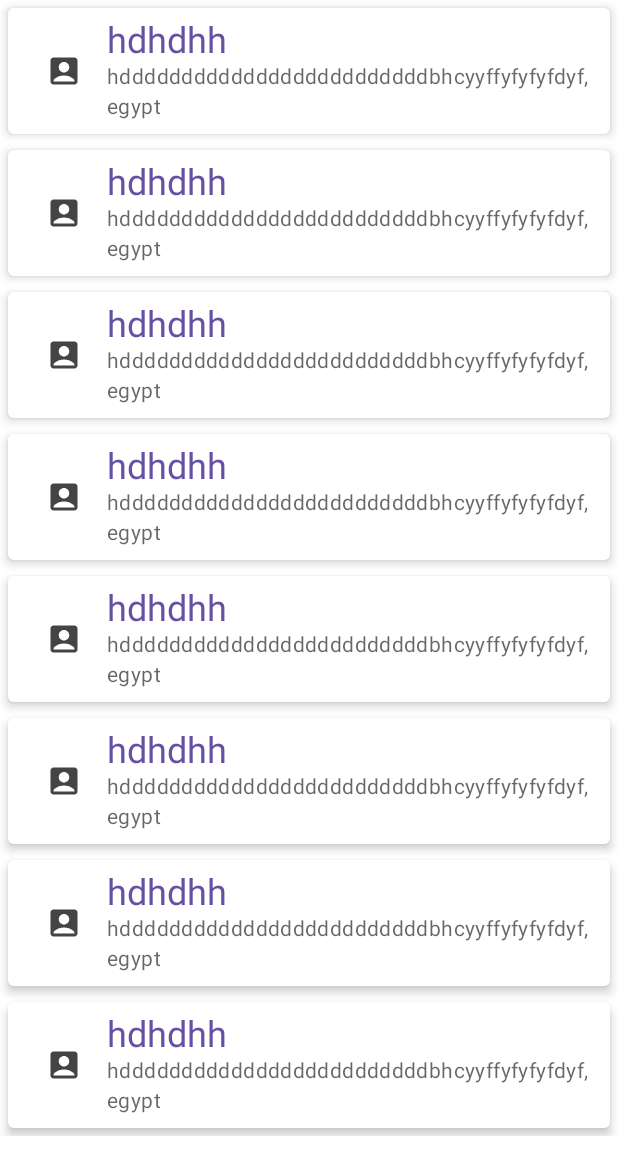
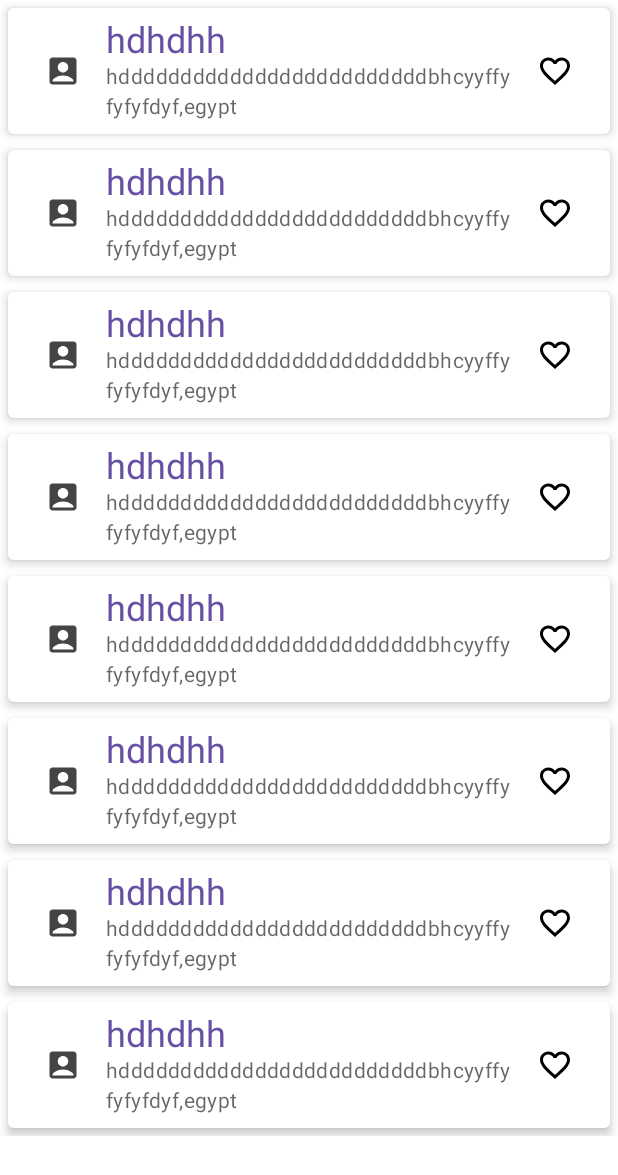
Before and after one commit to aseel222/Compose-Example, an Android app built with Jetpack Compose: the @Preview function previewscreen, on a phone screen of 412 x 824 dp. Shown: the top 1175 px of the screen. Run offline under Robolectric (Android 15) with nearby library versions, the phone set to English and light mode, and no system bars.

```diff
--- a/app/build.gradle.kts
+++ b/app/build.gradle.kts
@@ -59,6 +59,7 @@ dependencies {
     implementation("androidx.compose.ui:ui:1.5.3")
 
     implementation("androidx.compose.ui:ui-graphics:1.5.3")
+    implementation("androidx.lifecycle:lifecycle-viewmodel-compose:2.6.2")
     implementation("androidx.compose.ui:ui-tooling-preview:1.5.3")
     implementation("androidx.compose.material3:material3:1.1.2")
     implementation("androidx.compose.material:material-android:1.5.3")
--- a/app/src/main/java/com/example/jetpackcompose/Gym.kt
+++ b/app/src/main/java/com/example/jetpackcompose/Gym.kt
@@ -2,11 +2,11 @@ package com.example.jetpackcompose
 
 
 val listofgyms= listOf<Gym>(
-    Gym("hdhdhh","hdddddddddddddddddddddddddbhcyyffyfyfyfdyf,egypt"),
-    Gym("hdhdhh","hdddddddddddddddddddddddddbhcyyffyfyfyfdyf,egypt")
-    ,Gym("hdhdhh","hdddddddddddddddddddddddddbhcyyffyfyfyfdyf,egypt"), Gym("hdhdhh","hdddddddddddddddddddddddddbhcyyffyfyfyfdyf,egypt"),
-    Gym("hdhdhh","hdddddddddddddddddddddddddbhcyyffyfyfyfdyf,egypt"), Gym("hdhdhh","hdddddddddddddddddddddddddbhcyyffyfyfyfdyf,egypt"),
-    Gym("hdhdhh","hdddddddddddddddddddddddddbhcyyffyfyfyfdyf,egypt"), Gym("hdhdhh","hdddddddddddddddddddddddddbhcyyffyfyfyfdyf,egypt")
+    Gym(1,"hdhdhh","hdddddddddddddddddddddddddbhcyyffyfyfyfdyf,egypt"),
+    Gym(2,"hdhdhh","hdddddddddddddddddddddddddbhcyyffyfyfyfdyf,egypt")
+    ,Gym(3,"hdhdhh","hdddddddddddddddddddddddddbhcyyffyfyfyfdyf,egypt"), Gym(6,"hdhdhh","hdddddddddddddddddddddddddbhcyyffyfyfyfdyf,egypt"),
+    Gym(4,"hdhdhh","hdddddddddddddddddddddddddbhcyyffyfyfyfdyf,egypt"), Gym(7,"hdhdhh","hdddddddddddddddddddddddddbhcyyffyfyfyfdyf,egypt"),
+    Gym(5,"hdhdhh","hdddddddddddddddddddddddddbhcyyffyfyfyfdyf,egypt"), Gym(8,"hdhdhh","hdddddddddddddddddddddddddbhcyyffyfyfyfdyf,egypt")
 )
 
-data class Gym(val name:String,val place:String)
+data class Gym(val id:Int,val name:String,val place:String,var fav:Boolean=false)
--- /dev/null
+++ b/app/src/main/java/com/example/jetpackcompose/GymViewModel.kt
@@ -0,0 +1,21 @@
+package com.example.jetpackcompose
+
+import androidx.compose.runtime.getValue
+import androidx.compose.runtime.mutableStateOf
+import androidx.compose.runtime.saveable.rememberSaveable
+import androidx.compose.runtime.setValue
+import androidx.lifecycle.ViewModel
+
+class GymViewModel:ViewModel(){
+    var state =
+        mutableStateOf(getgyms())
+
+     private fun getgyms()= listofgyms
+    fun togglestate(gymid:Int){
+        val gyms=state.value.toMutableList()
+        val itemindex=gyms.indexOfFirst {it.id==gymid }
+        gyms[itemindex]=gyms[itemindex].copy(fav =!gyms[itemindex].fav)
+        state.value=gyms
+
+    }
+}
--- a/app/src/main/java/com/example/jetpackcompose/GymsScreen.kt
+++ b/app/src/main/java/com/example/jetpackcompose/GymsScreen.kt
@@ -1,11 +1,13 @@
 package com.example.jetpackcompose
 
 import androidx.compose.foundation.Image
+import androidx.compose.foundation.clickable
 import androidx.compose.foundation.layout.Column
 import androidx.compose.foundation.layout.Row
 import androidx.compose.foundation.layout.padding
 import androidx.compose.foundation.lazy.LazyColumn
 import androidx.compose.foundation.lazy.items
+import androidx.compose.foundation.magnifier
 import androidx.compose.material.Card
 import androidx.compose.material.ContentAlpha
 import androidx.compose.material.LocalContentAlpha
@@ -13,24 +15,41 @@ import androidx.compose.material.MaterialTheme
 import androidx.compose.material.Text
 import androidx.compose.material.icons.Icons
 import androidx.compose.material.icons.filled.AccountBox
+import androidx.compose.material.icons.filled.Favorite
+import androidx.compose.material.icons.filled.FavoriteBorder
 import androidx.compose.runtime.Composable
 import androidx.compose.runtime.CompositionLocalProvider
+import androidx.compose.runtime.getValue
+import androidx.compose.runtime.mutableStateOf
+import androidx.compose.runtime.remember
+import androidx.compose.runtime.saveable.rememberSaveable
+import androidx.compose.runtime.setValue
+import androidx.compose.runtime.toMutableStateList
 import androidx.compose.ui.Alignment
 import androidx.compose.ui.Modifier
 import androidx.compose.ui.graphics.Color
 import androidx.compose.ui.graphics.ColorFilter
 import androidx.compose.ui.graphics.vector.ImageVector
+import androidx.compose.ui.input.nestedscroll.nestedScrollModifierNode
 import androidx.compose.ui.modifier.modifierLocalConsumer
 import androidx.compose.ui.tooling.preview.Preview
 import androidx.compose.ui.unit.dp
+import androidx.lifecycle.viewmodel.compose.viewModel
 import com.example.jetpackcompose.ui.theme.JetpackcomposeTheme
 import com.example.jetpackcompose.ui.theme.Purple40
 
 @Composable
 fun gymsscreen(){
+    val vm:GymViewModel= viewModel()
+
 LazyColumn( ){
-    items(listofgyms){
-        gymitem(it)
+    items(vm.state.value) {
+        gymitem(it){gymid ->
+            vm.togglestate(gymid)
+
+
+
+        }
     }
 }
 
@@ -38,15 +57,39 @@ LazyColumn( ){
 }
 
 @Composable
-fun gymitem(gym: Gym) {
+fun gymitem(gym: Gym,onClick: (Int) -> Unit) {
+
+    val icon= if(gym.fav){
+        Icons.Filled.Favorite
+    }else{
+        Icons.Filled.FavoriteBorder
+    }
     Card (elevation = 4.dp, modifier = Modifier.padding(5.dp)){
         Row (verticalAlignment = Alignment.CenterVertically, modifier = Modifier.padding(8.dp)){
             gymimage(Icons.Filled.AccountBox, modifier = Modifier.weight(15f))
-            gymdetails(gym,modifier = Modifier.weight(85f) )
+            gymdetails(gym,modifier = Modifier.weight(70f) )
+            gymfav(icon,modifier= Modifier.weight(15f),{
+                      onClick(gym.id)
+            })
+
         }
 
     }
 }
+@Composable
+fun gymfav(icon:ImageVector,modifier: Modifier,onClick: () -> Unit) {
+
+    Image(imageVector = icon, contentDescription ="favourite",
+        modifier=modifier
+            .padding(10.dp)
+            .clickable {
+                onClick()
+            } )
+
+
+
+}
+
 @Composable
 fun gymimage(vector: ImageVector,modifier: Modifier) {
     Image(imageVector =vector , contentDescription ="this is image", modifier = modifier, colorFilter = ColorFilter.tint(
```
